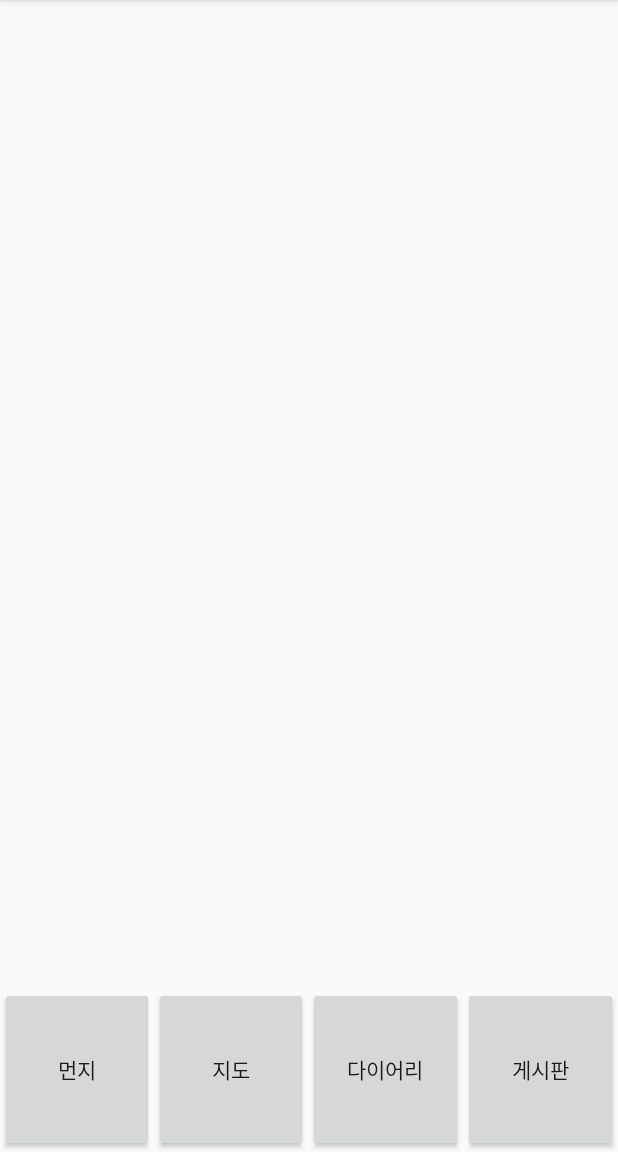
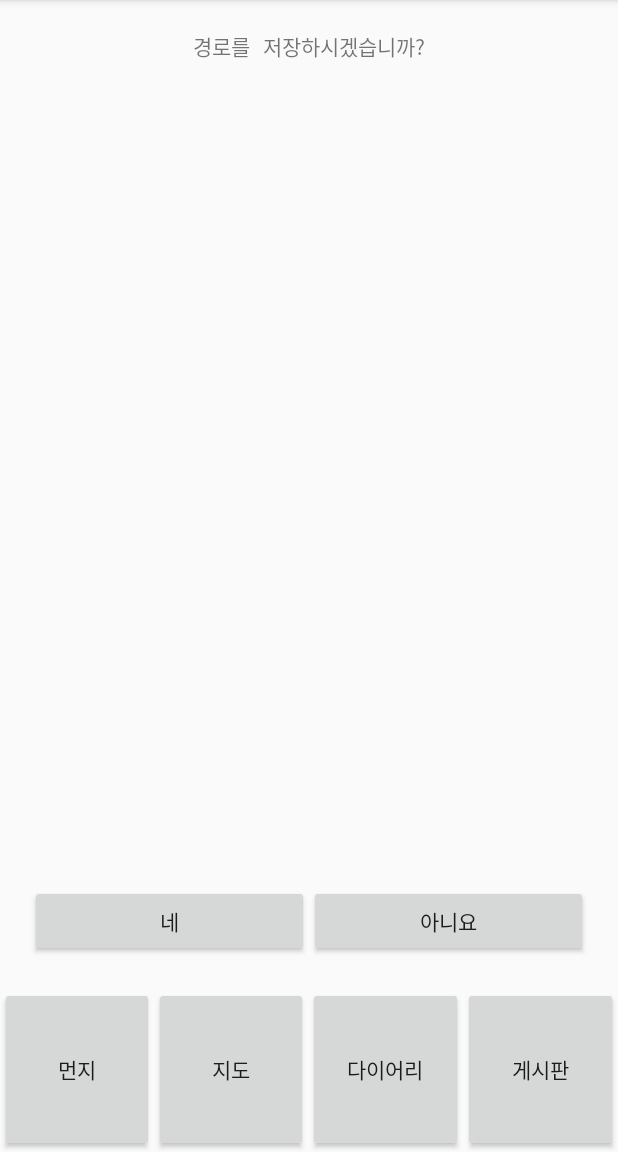
Before and after one commit to duswlsl/DDRoad, an Android app: the fragment PolylineDialog placed in its activity, on a phone screen of 412 x 824 dp, the part 84-1236 px from its top. Run offline under Robolectric (Android 15) with nearby library versions, the phone set to English and light mode, and no system bars; our stand-ins replace ButterKnife; Roboto replaces fonts that are not available here; 1 statement that could not run was skipped.

Commit message:
마커 띄우기 다이얼로그 타이틀만 레이아웃 파일 추가

```diff
--- a/app/src/main/java/com/seoul/ddroad/MainActivity.java
+++ b/app/src/main/java/com/seoul/ddroad/MainActivity.java
@@ -21,7 +21,6 @@ public class MainActivity extends AppCompatActivity {
         setContentView(R.layout.activity_main);
         callFragment(1);
         ButterKnife.bind(this);
-
         runThread();
     }
 
@@ -61,35 +60,41 @@ public class MainActivity extends AppCompatActivity {
             public void run() {
                 RestAPI restAPI = new RestAPI();
                 restAPI.getinfo("trail");
+                restAPI.getinfo("hospital");
+//                restAPI.getinfo("hotel");
+//                restAPI.getinfo("cafe");
+//                restAPI.getinfo("salon");
             }
         }).start();
-        new Thread(new Runnable() {
-            @Override
-            public void run() {
-                RestAPI restAPI = new RestAPI();
-                restAPI.getinfo("hospital");
-            }
-        }).start();
+//        new Thread(new Runnable() {
+//            @Override
+//            public void run() {
+//                RestAPI restAPI = new RestAPI();
+//                restAPI.getinfo("hospital");
+//            }
+//        }).start();
         new Thread(new Runnable() {
             @Override
             public void run() {
                 RestAPI restAPI = new RestAPI();
                 restAPI.getinfo("hotel");
-            }
-        }).start();
-        new Thread(new Runnable() {
-            @Override
-            public void run() {
-                RestAPI restAPI = new RestAPI();
                 restAPI.getinfo("cafe");
-            }
-        }).start();
-        new Thread(new Runnable() {
-            @Override
-            public void run() {
-                RestAPI restAPI = new RestAPI();
                 restAPI.getinfo("salon");
             }
         }).start();
+//        new Thread(new Runnable() {
+//            @Override
+//            public void run() {
+//                RestAPI restAPI = new RestAPI();
+//                restAPI.getinfo("cafe");
+//            }
+//        }).start();
+//        new Thread(new Runnable() {
+//            @Override
+//            public void run() {
+//                RestAPI restAPI = new RestAPI();
+//                restAPI.getinfo("salon");
+//            }
+//        }).start();
     }
 }
--- a/app/src/main/java/com/seoul/ddroad/board/BoardFragment.java
+++ b/app/src/main/java/com/seoul/ddroad/board/BoardFragment.java
@@ -5,7 +5,8 @@ import android.graphics.Bitmap;
 import android.location.Location;
 import android.os.Bundle;
 import android.support.annotation.Nullable;
-import android.support.v4.app.Fragment;
+//import android.support.v4.app.Fragment;
+import android.app.Fragment;
 import android.support.v7.app.AlertDialog;
 import android.util.Log;
 import android.view.KeyEvent;
--- a/app/src/main/java/com/seoul/ddroad/diary/DiaryFragment.java
+++ b/app/src/main/java/com/seoul/ddroad/diary/DiaryFragment.java
@@ -5,7 +5,7 @@ import android.database.Cursor;
 import android.database.sqlite.SQLiteDatabase;
 import android.os.Bundle;
 import android.support.annotation.Nullable;
-import android.support.v4.app.Fragment;
+import android.app.Fragment;
 import android.support.v4.app.FragmentTransaction;
 import android.support.v7.app.ActionBar;
 import android.util.Log;
--- /dev/null
+++ b/app/src/main/res/layout/dialog_polyline.xml
@@ -0,0 +1,33 @@
+<?xml version="1.0" encoding="utf-8"?>
+<RelativeLayout xmlns:android="http://schemas.android.com/apk/res/android"
+    android:layout_width="match_parent"
+    android:layout_height="match_parent"
+    android:padding="20dp">
+
+    <TextView
+        android:layout_width="wrap_content"
+        android:layout_height="wrap_content"
+        android:layout_centerHorizontal="true"
+        android:text="경로를 저장하시겠습니까?" />
+
+    <LinearLayout
+        android:layout_width="match_parent"
+        android:layout_height="wrap_content"
+        android:layout_alignParentBottom="true">
+
+        <Button
+            android:id="@+id/btn_ok"
+            android:layout_width="0dp"
+            android:layout_height="wrap_content"
+            android:layout_weight="1"
+            android:text="네" />
+
+        <Button
+            android:id="@+id/btn_no"
+            android:layout_width="0dp"
+            android:layout_height="wrap_content"
+            android:layout_weight="1"
+            android:text="아니요" />
+    </LinearLayout>
+
+</RelativeLayout>
```
Also changed, not shown: app/src/main/java/com/seoul/ddroad/map/APIData.java (deleted, +0 -25 lines), app/src/main/java/com/seoul/ddroad/map/Data.java (+1 -10 lines), app/src/main/java/com/seoul/ddroad/map/DataDialog.java (added, +59 -0 lines), app/src/main/java/com/seoul/ddroad/map/MapFragment.java (+115 -39 lines), app/src/main/java/com/seoul/ddroad/map/RestAPI.java (+4 -9 lines), app/src/main/res/layout/dialog_data.xml (added, +27 -0 lines), app/src/main/res/layout/fragment_map.xml (+60 -6 lines), app/src/main/res/drawable/btn_end.png (added), app/src/main/res/drawable/btn_walk.png (added), app/src/main/res/drawable/cancel.png (added), app/src/main/res/drawable/marker_cafe.png (added), app/src/main/res/drawable/marker_hospital.png (added), app/src/main/res/drawable/marker_hotel.png (added), app/src/main/res/drawable/marker_park.png (added), 2 more files.
